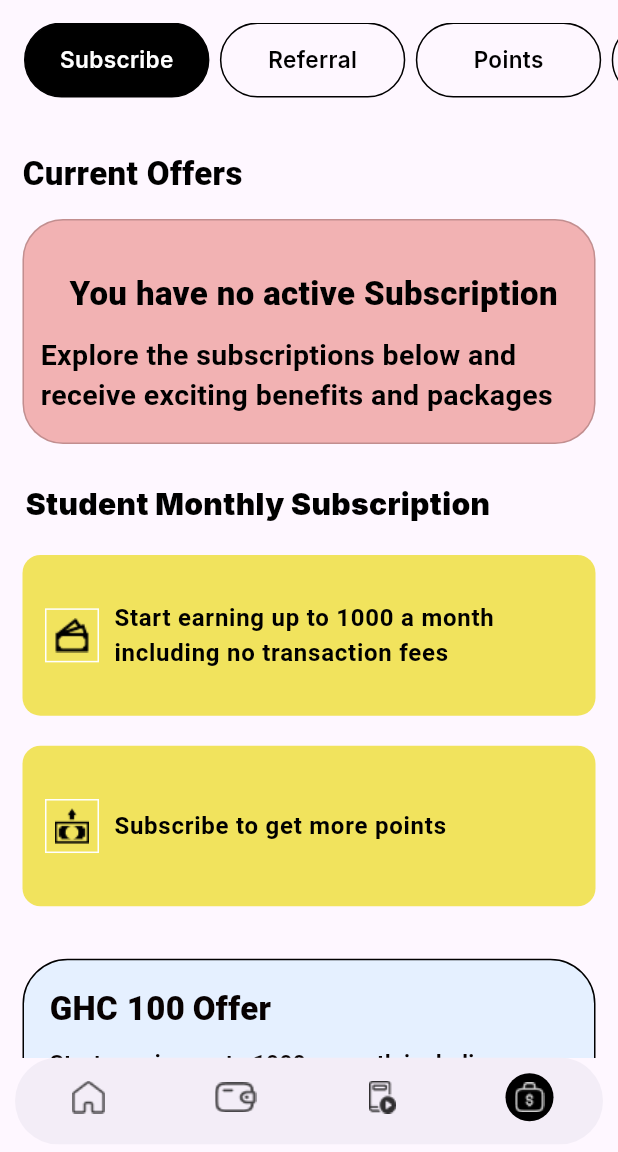
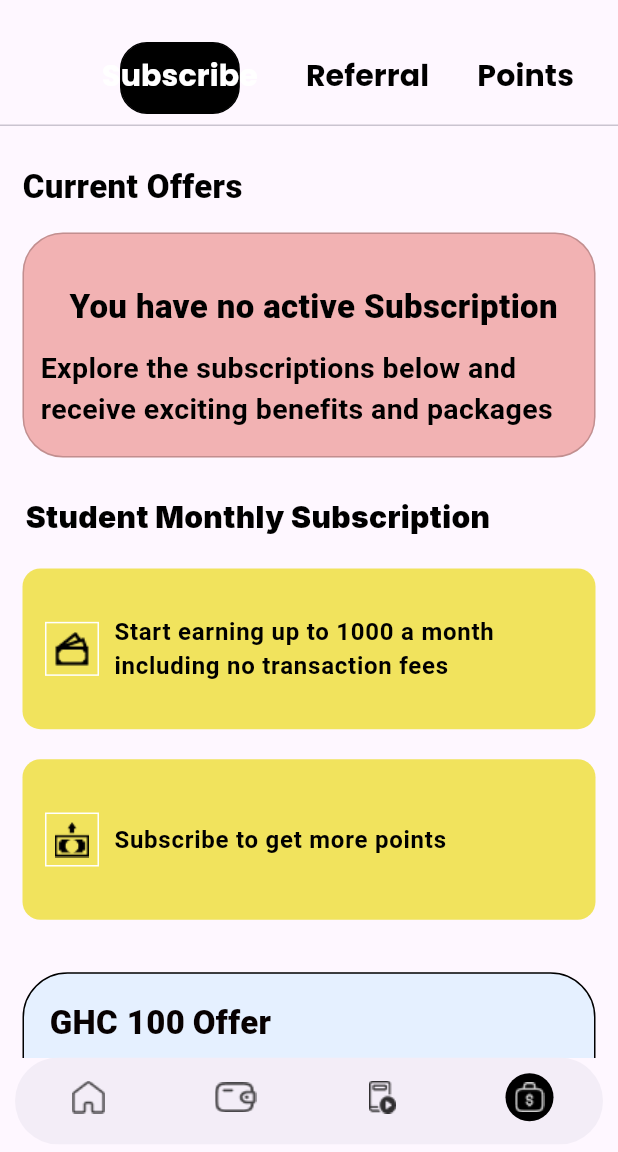
Before and after one commit to officiallykbk/StudentPay, a Flutter app: the screen it shows after launch, item 4 of the bottom bar chosen, on a phone screen of 412 x 824 dp, the part 84-1236 px from its top. Run offline on Flutter 3.47's test engine with Material 3 defaults, Android fonts, the phone set to English and light mode, and no system bars; our stand-ins replace fl_chart, flutter_svg, google_fonts.

Commit message:
Refactored subscription screen using tabs

```diff
--- a/lib/Earn_Screen_Folder/Option_pages/Microjobs_options.dart
+++ b/lib/Earn_Screen_Folder/Option_pages/Microjobs_options.dart
@@ -12,7 +12,9 @@ class MicrojobsOptions extends StatefulWidget {
 class _MicrojobsOptionsState extends State<MicrojobsOptions> {
   @override
   Widget build(BuildContext context) {
-    return Column(
+    return ListView(
+      children: [
+        Column(
           children: [
             Padding(
               padding: const EdgeInsets.only(left: 17, top: 25),
@@ -98,6 +100,8 @@ class _MicrojobsOptionsState extends State<MicrojobsOptions> {
                   'Join our Team in selling Our Music Semester events tickets on and off campus from now till 22nd January. you,ve a 50% addition commisiion for you once you hit your target',
             ),
           ],
+        ),
+      ],
     );
   }
 }
--- a/lib/Earn_Screen_Folder/Option_pages/points_option/Points_options.dart
+++ b/lib/Earn_Screen_Folder/Option_pages/points_option/Points_options.dart
@@ -24,7 +24,9 @@ class _PontsPageState extends State<PointsOptionPage> {
   ];
   @override
   Widget build(BuildContext context) {
-    return Column(
+    return ListView(
+      children: [
+        Column(
           crossAxisAlignment: CrossAxisAlignment.start,
           children: [
             const SizedBox(height: 50),
@@ -107,6 +109,8 @@ class _PontsPageState extends State<PointsOptionPage> {
               height: 30,
             ),
           ],
+        ),
+      ],
     );
   }
 }
--- a/lib/Earn_Screen_Folder/Option_pages/referral_option/referral_options.dart
+++ b/lib/Earn_Screen_Folder/Option_pages/referral_option/referral_options.dart
@@ -15,7 +15,9 @@ class ReferralOptionPage extends StatefulWidget {
 class _ReferralOptionPageState extends State<ReferralOptionPage> {
   @override
   Widget build(BuildContext context) {
-    return GestureDetector(
+    return ListView(
+      children: [
+        GestureDetector(
           onTap: () {
             FocusScope.of(context).unfocus();
           },
@@ -55,8 +57,8 @@ class _ReferralOptionPageState extends State<ReferralOptionPage> {
                 padding: const EdgeInsets.only(left: 15, right: 15),
                 child: SubscriptionInfo(
                   info: 'Subscribe to get more points',
-              icon:
-                  Image.asset('assets/images/cash.png', width: 24, height: 24),
+                  icon: Image.asset('assets/images/cash.png',
+                      width: 24, height: 24),
                 ),
               ),
               const SizedBox(height: 20),
@@ -127,6 +129,8 @@ class _ReferralOptionPageState extends State<ReferralOptionPage> {
               const SizedBox(height: 20),
             ],
           ),
+        )
+      ],
     );
   }
 }
--- a/lib/Earn_Screen_Folder/Option_pages/subscription_option/subscribe_options.dart
+++ b/lib/Earn_Screen_Folder/Option_pages/subscription_option/subscribe_options.dart
@@ -16,7 +16,9 @@ class _SubscribeOptionState extends State<SubscribeOptionPage> {
   @override
   @override
   Widget build(BuildContext context) {
-    return Column(
+    return ListView(
+      children: [
+        Column(
           crossAxisAlignment: CrossAxisAlignment.start,
           children: [
             Container(
@@ -100,6 +102,8 @@ class _SubscribeOptionState extends State<SubscribeOptionPage> {
             ),
             const SizedBox(height: 100),
           ],
+        ),
+      ],
     );
   }
 }
--- a/lib/screens/subscription_screen.dart
+++ b/lib/screens/subscription_screen.dart
@@ -6,19 +6,30 @@ import 'package:students_pay/Earn_Screen_Folder/Option_pages/points_option/Point
 import 'package:students_pay/Earn_Screen_Folder/Option_pages/referral_option/referral_options.dart';
 import 'package:students_pay/Earn_Screen_Folder/Option_pages/subscription_option/subscribe_options.dart';
 
-var _selectedIndex = 0;
-String selected = "Subscribe";
-
 class SubscriptionScreen extends StatefulWidget {
-  const SubscriptionScreen({
-    super.key,
-  });
+  const SubscriptionScreen({Key? key}) : super(key: key);
 
   @override
   State<SubscriptionScreen> createState() => _SubscriptionScreenState();
 }
 
 class _SubscriptionScreenState extends State<SubscriptionScreen> {
+  static const List<Tab> tabs = [
+    Tab(text: 'Subscribe'),
+    Tab(text: 'Referral'),
+    Tab(text: 'Points'),
+    Tab(text: 'Microjobs'),
+    Tab(text: 'Challenge'),
+  ];
+
+  static const List<Widget> tabViews = [
+    SubscribeOptionPage(),
+    ReferralOptionPage(),
+    PointsOptionPage(),
+    MicrojobsOptions(),
+    ChallengeOptions(),
+  ];
+
   @override
   Widget build(BuildContext context) {
     return Scaffold(
@@ -53,9 +64,7 @@ class _SubscriptionScreenState extends State<SubscriptionScreen> {
                   ),
                 ),
               ),
-                const SizedBox(
-                  width: 1,
-                ),
+              const SizedBox(width: 1),
               IconButton(
                 onPressed: () {},
                 icon: const Icon(Icons.notifications),
@@ -64,121 +73,39 @@ class _SubscriptionScreenState extends State<SubscriptionScreen> {
           )
         ],
       ),
-        body: SafeArea(
-            child: SingleChildScrollView(
+      body: Padding(
+        padding: const EdgeInsets.only(top: 20),
+        child: DefaultTabController(
+          length: tabs.length,
           child: Column(
-                    crossAxisAlignment: CrossAxisAlignment.start,
             children: [
-              const SizedBox(height: 15),
-              SingleChildScrollView(
-                scrollDirection: Axis.horizontal,
-                child: Row(
-                  children: [
-                    Padding(
-                      padding: const EdgeInsets.only(left: 16),
-                      child: optionsField(
-                        onTap: () {
-                          setState(() {
-                            _selectedIndex = 0;
-                            selected = "Subscribe";
-                          });
-                        },
-                        options: 'Subscribe',
+              TabBar(
+                tabs: tabs,
+                labelStyle: GoogleFonts.poppins(
+                  textStyle: const TextStyle(
+                    fontSize: 20,
+                    fontWeight: FontWeight.w700,
                   ),
                 ),
-                    const SizedBox(
-                      width: 7,
+                labelColor: Colors.white,
+                isScrollable: true,
+                unselectedLabelColor: Colors.black,
+                indicator: BoxDecoration(
+                  border: Border.all(color: Colors.black, width: 1),
+                  color: Colors.black,
+                  borderRadius: BorderRadius.circular(18),
                 ),
-                    optionsField(
-                      onTap: () {
-                        setState(() {
-                          _selectedIndex = 1;
-                          selected = "Referral";
-                        });
-                      },
-                      options: 'Referral',
+                labelPadding:
+                    const EdgeInsets.symmetric(horizontal: 16, vertical: 8),
+                indicatorPadding:
+                    const EdgeInsets.symmetric(horizontal: 12, vertical: 8),
               ),
-                    const SizedBox(
-                      width: 7,
+              const Expanded(
+                child: TabBarView(
+                  children: tabViews,
                 ),
-                    optionsField(
-                      onTap: () {
-                        setState(() {
-                          _selectedIndex = 2;
-                          selected = "Points";
-                        });
-                      },
-                      options: 'Points',
-                    ),
-                    const SizedBox(
-                      width: 7,
-                    ),
-                    optionsField(
-                      onTap: () {
-                        setState(() {
-                          _selectedIndex = 3;
-                          selected = "Microjobs";
-                        });
-                      },
-                      options: 'Microjobs',
-                    ),
-                    const SizedBox(
-                      width: 7,
-                    ),
-                    optionsField(
-                      onTap: () {
-                        setState(() {
-                          _selectedIndex = 4;
-                          selected = "Challenge";
-                        });
-                      },
-                      options: 'Challenge',
               ),
             ],
-                ),
-              ),
-              const SizedBox(height: 10),
-              _selectedIndex == 0
-                  ? const SubscribeOptionPage()
-                  : _selectedIndex == 1
-                      ? const ReferralOptionPage()
-                      : _selectedIndex == 2
-                          ? const PointsOptionPage()
-                          : _selectedIndex == 3
-                              ? const MicrojobsOptions()
-                              : _selectedIndex == 4
-                                  ? const ChallengeOptions()
-                                  : const SizedBox()
-            ]))));
-  }
-
-  Widget optionsField({required String options, required Function()? onTap}) {
-    var width = MediaQuery.of(context).size.width;
-
-    return InkWell(
-      customBorder: const StadiumBorder(),
-      splashColor: Colors.black,
-      onTap: onTap,
-      child: Container(
-        width: width * 0.3,
-        height: 50,
-        decoration: BoxDecoration(
-          color: selected == options ? Colors.black : Colors.transparent,
-          border: const Border.fromBorderSide(
-            BorderSide(style: BorderStyle.solid),
-          ),
-          borderRadius: BorderRadius.circular(30),
-        ),
-        child: Center(
-          child: Text(
-            options,
-            style: GoogleFonts.inter(
-              textStyle: TextStyle(
-                fontSize: 15,
-                fontWeight: FontWeight.w600,
-                color: selected == options ? Colors.white : Colors.black,
-              ),
-            ),
           ),
         ),
       ),
```
Lines whose indentation alone changed are shown as unchanged.
